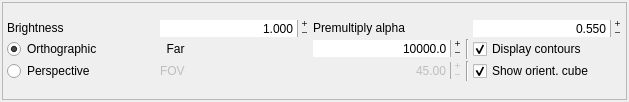
The window that alizams/GUI/toolbox.ui (AlizaMedicalImaging/AlizaMS) describes before a commit, drawn with Qt 5.
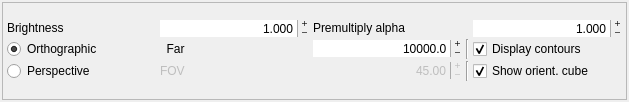
The same window after the commit.

Diff of the .ui file:
```diff
--- a/alizams/GUI/toolbox.ui
+++ b/alizams/GUI/toolbox.ui
@@ -63,7 +63,7 @@
        <rect>
         <x>0</x>
         <y>0</y>
-        <width>680</width>
+        <width>623</width>
         <height>96</height>
        </rect>
       </property>
@@ -344,7 +344,7 @@
             <number>3</number>
            </property>
            <property name="minimum">
-            <double>0.005000000000000</double>
+            <double>0.025000000000000</double>
            </property>
            <property name="maximum">
             <double>10.000000000000000</double>
@@ -353,7 +353,7 @@
             <double>0.010000000000000</double>
            </property>
            <property name="value">
-            <double>0.550000000000000</double>
+            <double>1.000000000000000</double>
            </property>
           </widget>
          </item>
```
Left out of the diff: 2 changed lines with no effect on the pictures.
